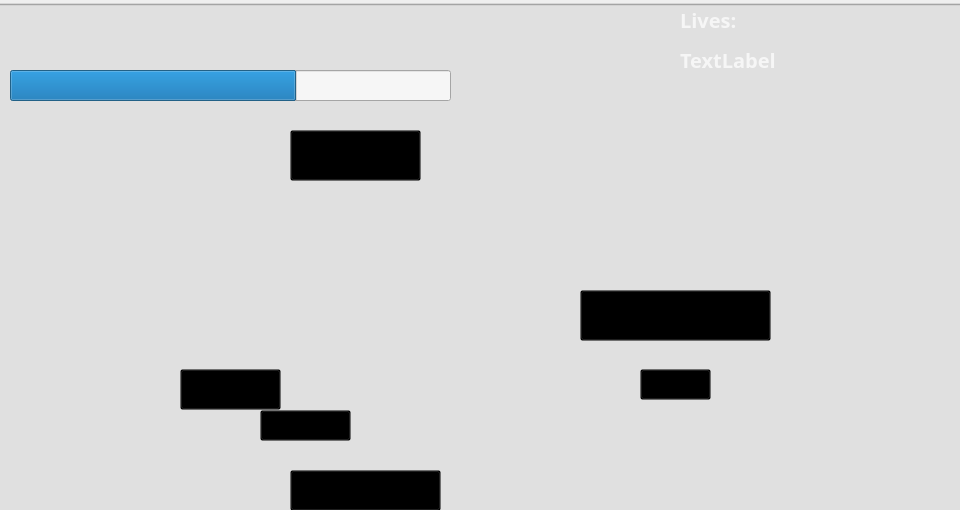
Above: FeedingFrenzy/screencontroller.ui from MATF-RS19/RS008-feeding-frenzy before the change; both pictures show x 120 to 1080 and y 0 to 510 of the 1200 by 680 pixel window. Below: the same form after it.
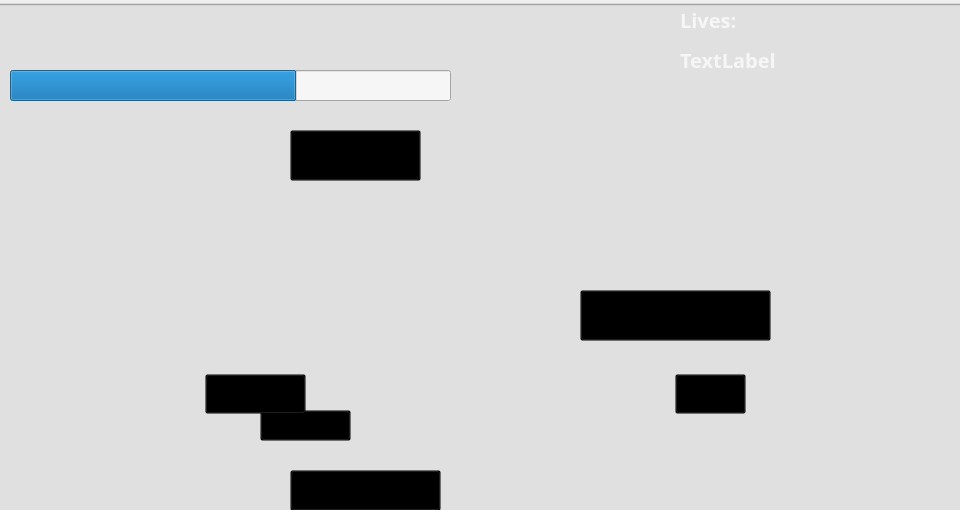
That is the form after the change. Icons and pictures are not drawn.

```diff
--- a/FeedingFrenzy/screencontroller.ui
+++ b/FeedingFrenzy/screencontroller.ui
@@ -669,16 +669,16 @@
     <widget class="QLabel" name="result">
      <property name="geometry">
       <rect>
-       <x>390</x>
+       <x>200</x>
        <y>110</y>
-       <width>481</width>
+       <width>800</width>
        <height>111</height>
       </rect>
      </property>
      <property name="font">
       <font>
        <family>MV Boli</family>
-       <pointsize>22</pointsize>
+       <pointsize>40</pointsize>
        <weight>75</weight>
        <bold>true</bold>
       </font>
@@ -686,30 +686,36 @@
      <property name="text">
       <string/>
      </property>
+     <property name="alignment">
+      <set>Qt::AlignCenter</set>
+     </property>
     </widget>
     <widget class="QLabel" name="yourscore">
      <property name="geometry">
       <rect>
-       <x>490</x>
+       <x>200</x>
        <y>230</y>
-       <width>271</width>
+       <width>800</width>
        <height>91</height>
       </rect>
      </property>
      <property name="font">
       <font>
        <family>MV Boli</family>
-       <pointsize>15</pointsize>
+       <pointsize>25</pointsize>
       </font>
      </property>
      <property name="text">
       <string/>
      </property>
+     <property name="alignment">
+      <set>Qt::AlignCenter</set>
+     </property>
     </widget>
     <widget class="QLabel" name="resetBg">
      <property name="geometry">
       <rect>
-       <x>240</x>
+       <x>260</x>
        <y>330</y>
        <width>231</width>
        <height>121</height>
@@ -725,7 +731,7 @@
     <widget class="QLabel" name="quitBg">
      <property name="geometry">
       <rect>
-       <x>690</x>
+       <x>720</x>
        <y>330</y>
        <width>221</width>
        <height>121</height>
@@ -741,10 +747,10 @@
     <widget class="QPushButton" name="quit">
      <property name="geometry">
       <rect>
-       <x>760</x>
-       <y>370</y>
+       <x>795</x>
+       <y>375</y>
        <width>71</width>
-       <height>31</height>
+       <height>40</height>
       </rect>
      </property>
      <property name="font">
@@ -766,10 +772,10 @@
     <widget class="QPushButton" name="reset">
      <property name="geometry">
       <rect>
-       <x>300</x>
-       <y>370</y>
+       <x>325</x>
+       <y>375</y>
        <width>101</width>
-       <height>41</height>
+       <height>40</height>
       </rect>
      </property>
      <property name="font">
```
Left out of the diff: 2 changed lines with no effect on the pictures.
